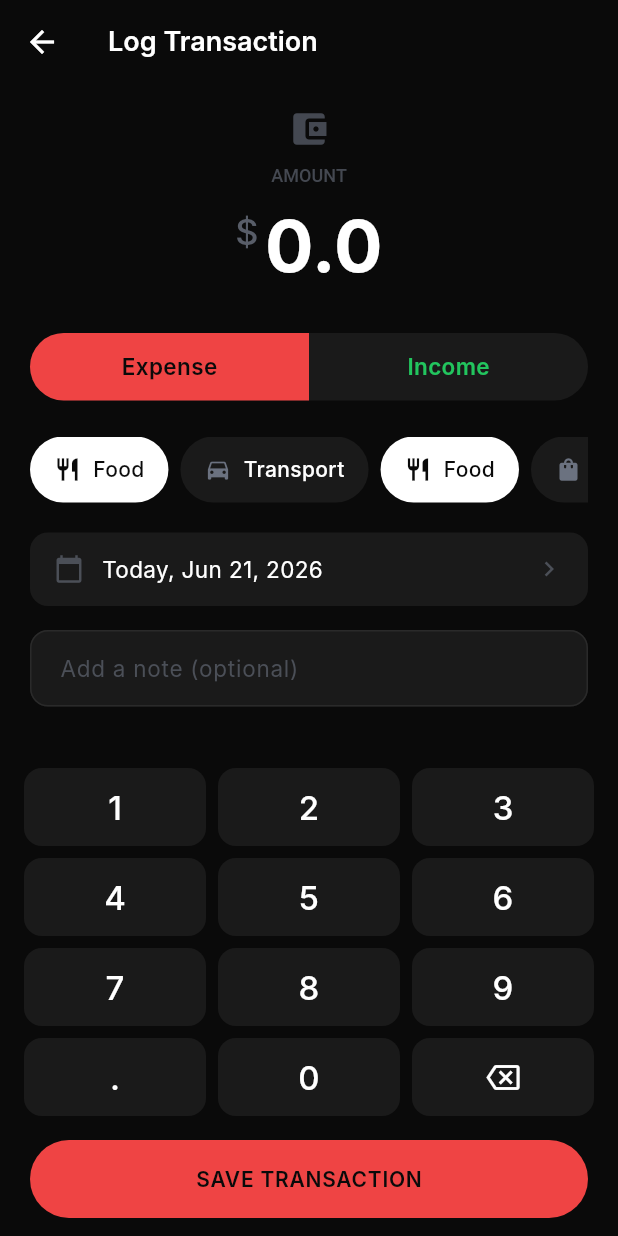
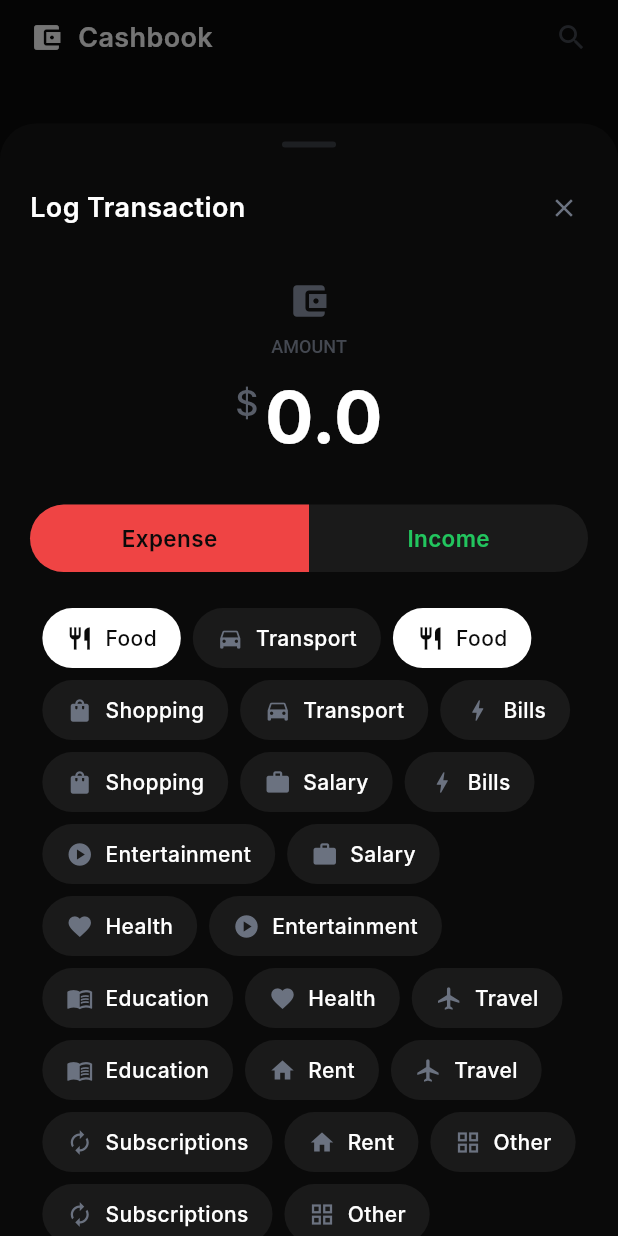
Before and after one commit to Red-swipe/cashbook-test, a Flutter app: the screen it shows after launch, after a tap on "LOG TRANSACTION", on a phone screen of 412 x 824 dp. Run offline on Flutter 3.47's test engine with Material 3 defaults, Android fonts, the phone set to English and light mode, and no system bars; our stand-ins replace csv, fl_chart, pdf, share_plus, sqflite; accounts and stored records are empty; Roboto replaces fonts that are missing (Inter, JetBrains Mono).

Commit message:
Fix Log Transaction responsiveness on smaller screens
- Converted LogTransactionScreen to a responsive modal bottom sheet.
- Replaced Navigator.push with showModalBottomSheet.
- Used Wrap for category selection.
- Ensured entire form is scrollable and adapts to keyboard/small screens.

Co-authored-by: Red-swipe <129591465+Red-swipe@users.noreply.github.com>

```diff
--- a/lib/screens/home/home_screen.dart
+++ b/lib/screens/home/home_screen.dart
@@ -31,11 +31,11 @@ class HomeScreen extends StatelessWidget {
               builder: (context, tp, sp, _) {
                 if (tp.transactions.isEmpty) {
                   return _EmptyState(onLogTap: () {
-                    Navigator.push(
-                      context,
-                      MaterialPageRoute(
-                        builder: (_) => LogTransactionScreen(),
-                      ),
+                    showModalBottomSheet(
+                      context: context,
+                      isScrollControlled: true,
+                      backgroundColor: Colors.transparent,
+                      builder: (_) => const LogTransactionScreen(),
                     );
                   });
                 }
@@ -79,11 +79,11 @@ class HomeScreen extends StatelessWidget {
                       ),
                       SizedBox(height: 24),
                       _LogTransactionButton(onTap: () {
-                        Navigator.push(
-                          context,
-                          MaterialPageRoute(
-                            builder: (_) => LogTransactionScreen(),
-                          ),
+                        showModalBottomSheet(
+                          context: context,
+                          isScrollControlled: true,
+                          backgroundColor: Colors.transparent,
+                          builder: (_) => const LogTransactionScreen(),
                         );
                       }),
                       SizedBox(height: 24),
--- a/lib/screens/log_transaction/log_transaction_screen.dart
+++ b/lib/screens/log_transaction/log_transaction_screen.dart
@@ -141,69 +141,59 @@ class _LogTransactionScreenState extends State<LogTransactionScreen> {
   @override
   Widget build(BuildContext context) {
     final symbol = context.watch<SettingsProvider>().currencySymbol;
+    final mq = MediaQuery.of(context);
+    final bottomInset = mq.viewInsets.bottom;
 
-    return Scaffold(
-      backgroundColor: context.background,
-      appBar: AppBar(
-        backgroundColor: context.background,
-        elevation: 0,
-        leading: IconButton(
-          icon: Icon(Icons.arrow_back, color: context.text),
-          onPressed: () => Navigator.pop(context),
+    return Container(
+      decoration: BoxDecoration(
+        color: context.background,
+        borderRadius: const BorderRadius.vertical(top: Radius.circular(24)),
       ),
-        title: Text(
-          _isEditing ? 'Edit Transaction' : 'Log Transaction',
-          style: TextStyle(
-            color: context.text,
-            fontSize: 18,
-            fontWeight: FontWeight.w600,
+      padding: EdgeInsets.only(bottom: bottomInset),
+      constraints: BoxConstraints(
+        maxHeight: mq.size.height * 0.9,
       ),
-        ),
-      ),
-      body: SafeArea(
+      child: Column(
+        mainAxisSize: MainAxisSize.min,
+        children: [
+          _ModalHeader(title: _isEditing ? 'Edit Transaction' : 'Log Transaction'),
+          Flexible(
+            child: SingleChildScrollView(
+              padding: const EdgeInsets.symmetric(horizontal: 20),
               child: Column(
                 children: [
-            Expanded(
-              child: SingleChildScrollView(
-                padding: EdgeInsets.symmetric(horizontal: 20),
-                child: Column(
-                  children: [
-                    SizedBox(height: 16),
+                  const SizedBox(height: 16),
                   _AmountDisplay(
                     symbol: symbol,
                     display: _displayAmount,
                   ),
-                    SizedBox(height: 24),
+                  const SizedBox(height: 24),
                   _TypeToggle(
                     isExpense: _isExpense,
                     onToggle: (v) => setState(() => _isExpense = v),
                   ),
-                    SizedBox(height: 24),
+                  const SizedBox(height: 24),
                   _CategorySelector(
                     categories: context.read<SettingsProvider>().categories,
                     selected: _selectedCategory,
                     onSelected: (c) => setState(() => _selectedCategory = c),
                   ),
-                    SizedBox(height: 20),
+                  const SizedBox(height: 20),
                   _DateField(
                     display: _formatDate(_selectedDate),
                     onTap: _pickDate,
                   ),
-                    SizedBox(height: 16),
+                  const SizedBox(height: 16),
                   _DescriptionField(
                     controller: _descriptionController,
                   ),
-                    SizedBox(height: 16),
-                  ],
-                ),
-              ),
-            ),
+                  const SizedBox(height: 24),
                   _Numpad(
                     onDigitTap: _onDigitTap,
                     onBackspace: _onBackspace,
                   ),
                   Padding(
-              padding: EdgeInsets.fromLTRB(20, 8, 20, 12),
+                    padding: const EdgeInsets.fromLTRB(0, 12, 0, 24),
                     child: _SaveButton(
                       isExpense: _isExpense,
                       isEditing: _isEditing,
@@ -213,6 +203,51 @@ class _LogTransactionScreenState extends State<LogTransactionScreen> {
                 ],
               ),
             ),
+          ),
+        ],
+      ),
+    );
+  }
+}
+
+class _ModalHeader extends StatelessWidget {
+  final String title;
+  const _ModalHeader({required this.title});
+
+  @override
+  Widget build(BuildContext context) {
+    return Column(
+      children: [
+        const SizedBox(height: 12),
+        Container(
+          width: 36,
+          height: 4,
+          decoration: BoxDecoration(
+            color: context.textSecondary.withValues(alpha: 0.2),
+            borderRadius: BorderRadius.circular(2),
+          ),
+        ),
+        Padding(
+          padding: const EdgeInsets.fromLTRB(20, 16, 12, 8),
+          child: Row(
+            children: [
+              Text(
+                title,
+                style: TextStyle(
+                  color: context.text,
+                  fontSize: 18,
+                  fontWeight: FontWeight.w600,
+                ),
+              ),
+              const Spacer(),
+              IconButton(
+                icon: Icon(Icons.close, color: context.textSecondary, size: 20),
+                onPressed: () => Navigator.pop(context),
+              ),
+            ],
+          ),
+        ),
+      ],
     );
   }
 }
@@ -369,14 +404,10 @@ class _CategorySelector extends StatelessWidget {
 
   @override
   Widget build(BuildContext context) {
-    return SizedBox(
-      height: 44,
-      child: ListView.separated(
-        scrollDirection: Axis.horizontal,
-        itemCount: categories.length,
-        separatorBuilder: (_, _) => SizedBox(width: 8),
-        itemBuilder: (context, index) {
-          final cat = categories[index];
+    return Wrap(
+      spacing: 8,
+      runSpacing: 8,
+      children: categories.map((cat) {
         final name = cat.name;
         final icon = cat.icon;
         final isSelected = selected == name;
@@ -384,29 +415,24 @@ class _CategorySelector extends StatelessWidget {
         return GestureDetector(
           onTap: () => onSelected(name),
           child: Container(
-              padding: EdgeInsets.symmetric(horizontal: 16),
+            padding: const EdgeInsets.symmetric(horizontal: 16, vertical: 10),
             decoration: BoxDecoration(
-                color: isSelected
-                    ? context.text
-                    : context.surface,
+              color: isSelected ? context.text : context.surface,
               borderRadius: BorderRadius.circular(100),
             ),
             child: Row(
+              mainAxisSize: MainAxisSize.min,
               children: [
                 Icon(
                   icon,
                   size: 18,
-                    color: isSelected
-                        ? context.background
-                        : context.textSecondary,
+                  color: isSelected ? context.background : context.textSecondary,
                 ),
-                  SizedBox(width: 8),
+                const SizedBox(width: 8),
                 Text(
                   name,
                   style: TextStyle(
-                      color: isSelected
-                          ? context.background
-                          : context.text,
+                    color: isSelected ? context.background : context.text,
                     fontSize: 14,
                     fontWeight: FontWeight.w500,
                   ),
@@ -415,8 +441,7 @@ class _CategorySelector extends StatelessWidget {
             ),
           ),
         );
-        },
-      ),
+      }).toList(),
     );
   }
 }
@@ -641,10 +666,13 @@ class _NumpadKey extends StatelessWidget {
 
   @override
   Widget build(BuildContext context) {
+    final h = MediaQuery.of(context).size.height;
+    final keyHeight = (h * 0.065).clamp(44.0, 60.0);
+
     return Padding(
-      padding: EdgeInsets.all(4),
+      padding: const EdgeInsets.all(4),
       child: SizedBox(
-        height: 52,
+        height: keyHeight,
         child: Material(
           color: context.surface,
           borderRadius: BorderRadius.circular(12),
--- a/lib/screens/transaction_detail/transaction_detail_screen.dart
+++ b/lib/screens/transaction_detail/transaction_detail_screen.dart
@@ -133,12 +133,12 @@ class TransactionDetailScreen extends StatelessWidget {
                     height: 52,
                     child: OutlinedButton(
                       onPressed: () {
-                        Navigator.push(
-                          context,
-                          MaterialPageRoute(
-                            builder: (_) => LogTransactionScreen(
-                              existingTransaction: transaction,
-                            ),
+                        showModalBottomSheet(
+                          context: context,
+                          isScrollControlled: true,
+                          backgroundColor: Colors.transparent,
+                          builder: (_) => LogTransactionScreen(
+                            existingTransaction: transaction,
                           ),
                         );
                       },
```
Lines whose indentation alone changed are shown as unchanged.
